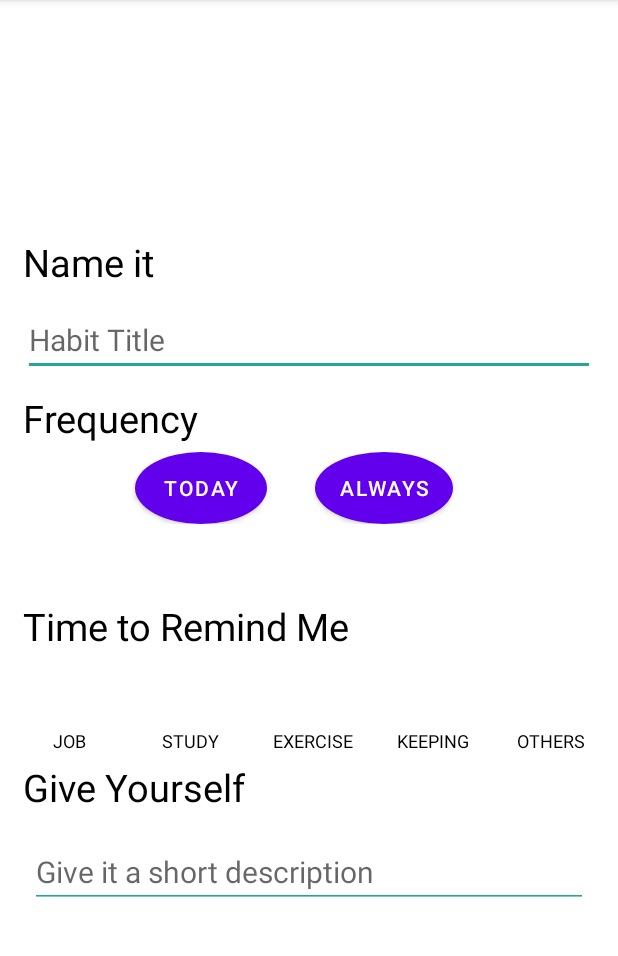
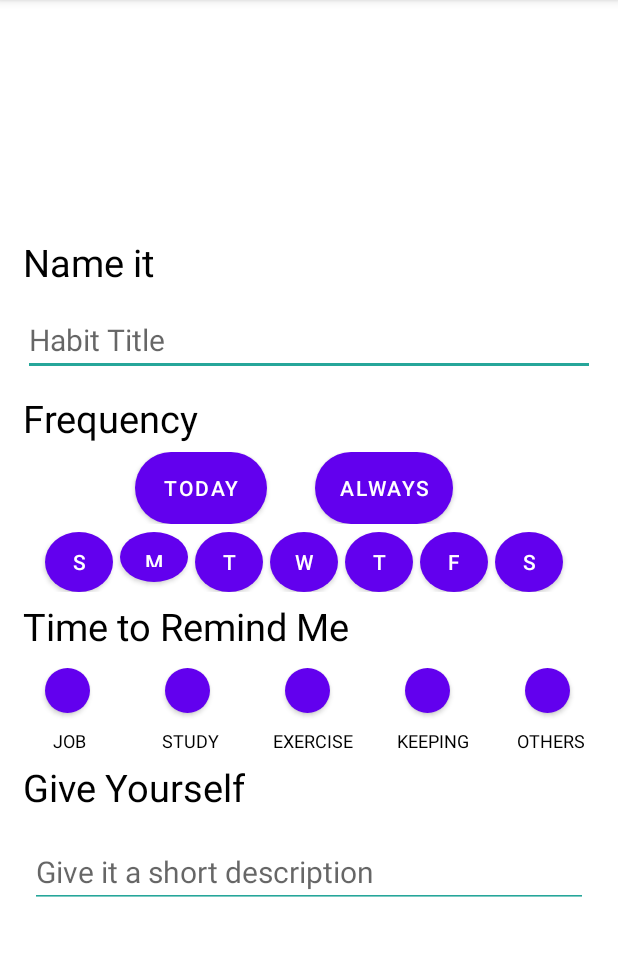
Before and after one commit to THLiu55/HabbitAC, an Android app: the TaskDetails screen opened directly, with no data from a screen before it, on a phone screen of 412 x 824 dp, the part 84-1040 px from its top. Run offline under Robolectric (Android 15) with nearby library versions, the phone set to English and light mode, and no system bars.

Commit message:
debug Front end implementation of Task

```diff
--- a/app/src/main/res/drawable/frequency_btm1.xml
+++ b/app/src/main/res/drawable/frequency_btm1.xml
@@ -1,6 +1,7 @@
 <?xml version="1.0" encoding="utf-8"?>
 <shape xmlns:android="http://schemas.android.com/apk/res/android"
-    android:shape="oval">
-    <corners android:radius="8dp"/>
+    android:shape="rectangle">
+    <corners android:radius="25dp"/>
     <solid android:color="#DAA520"/>
+
 </shape>
--- a/app/src/main/res/drawable/frequency_btm2.xml
+++ b/app/src/main/res/drawable/frequency_btm2.xml
@@ -1,4 +1,6 @@
 <?xml version="1.0" encoding="utf-8"?>
-<selector xmlns:android="http://schemas.android.com/apk/res/android">
-
-</selector>
+<shape xmlns:android="http://schemas.android.com/apk/res/android"
+    android:shape="oval">
+    <corners android:radius="8dp"/>
+    <solid android:color="#DAA520"/>
+</shape>
--- a/app/src/main/res/layout/activity_task_details.xml
+++ b/app/src/main/res/layout/activity_task_details.xml
@@ -93,7 +93,7 @@
                 <Button
                     android:id="@+id/freButton2"
                     android:layout_width="45dp"
-                    android:layout_height="40dp"
+                    android:layout_height="33dp"
                     android:layout_alignLeft="@id/freButton1"
                     android:layout_marginLeft="50dp"
                     android:background="@drawable/frequency_btm2"
```
